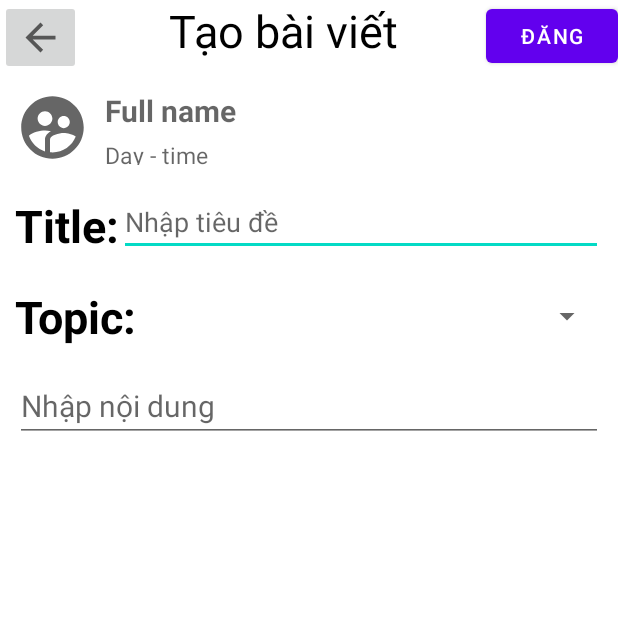
After one commit to MinhHoanggggg/NOFACE, an Android app: the CreatePost screen opened directly, with no data from a screen before it, on a phone screen of 412 x 824 dp, the top half of it. The commit adds this screen. Run offline under Robolectric (Android 15) with nearby library versions, the phone set to English and light mode, and no system bars.

Commit message:
Update tao bai viet

```diff
--- /dev/null
+++ b/app/src/main/java/com/example/noface/CreatePost.java
@@ -0,0 +1,14 @@
+package com.example.noface;
+
+import androidx.appcompat.app.AppCompatActivity;
+
+import android.os.Bundle;
+
+public class CreatePost extends AppCompatActivity {
+
+    @Override
+    protected void onCreate(Bundle savedInstanceState) {
+        super.onCreate(savedInstanceState);
+        setContentView(R.layout.activity_create_post);
+    }
+}
--- /dev/null
+++ b/app/src/main/res/drawable/ic_baseline_arrow_back_24.xml
@@ -0,0 +1,5 @@
+<vector android:autoMirrored="true" android:height="30dp"
+    android:tint="?attr/colorControlNormal" android:viewportHeight="24"
+    android:viewportWidth="24" android:width="30dp" xmlns:android="http://schemas.android.com/apk/res/android">
+    <path android:fillColor="@android:color/white" android:pathData="M20,11H7.83l5.59,-5.59L12,4l-8,8 8,8 1.41,-1.41L7.83,13H20v-2z"/>
+</vector>
--- /dev/null
+++ b/app/src/main/res/layout/activity_create_post.xml
@@ -0,0 +1,151 @@
+<?xml version="1.0" encoding="utf-8"?>
+<androidx.core.widget.NestedScrollView xmlns:android="http://schemas.android.com/apk/res/android"
+    xmlns:app="http://schemas.android.com/apk/res-auto"
+    xmlns:tools="http://schemas.android.com/tools"
+    android:layout_width="match_parent"
+    android:layout_height="match_parent"
+    tools:context=".CreatePost"
+    android:orientation="vertical">
+    <androidx.appcompat.widget.LinearLayoutCompat
+        android:layout_width="match_parent"
+        android:layout_height="match_parent"
+        android:orientation="vertical">
+        <androidx.constraintlayout.widget.ConstraintLayout
+            android:layout_width="match_parent"
+            android:layout_height="wrap_content"
+
+            >
+            <ImageButton
+                app:layout_constraintTop_toTopOf="parent"
+                app:layout_constraintLeft_toRightOf="@id/txt_title"
+                app:layout_constraintLeft_toLeftOf="parent"
+                android:layout_width="wrap_content"
+                android:layout_height="wrap_content"
+                android:src="@drawable/ic_baseline_arrow_back_24"
+                android:id="@+id/btnBack"
+                />
+            <TextView
+                app:layout_constraintHorizontal_chainStyle="spread"
+                app:layout_constraintBaseline_toTopOf="parent"
+                app:layout_constraintRight_toLeftOf="@id/btnCreate"
+                app:layout_constraintLeft_toRightOf="@+id/btnBack"
+
+                android:layout_width="wrap_content"
+                android:layout_height="match_parent"
+                android:text="Tạo bài viết"
+                android:textSize="30sp"
+                android:textColor="@color/black"
+                android:id="@+id/txt_title"
+                />
+            <Button
+
+                android:text="Đăng"
+                app:layout_constraintTop_toTopOf="parent"
+                android:layout_width="wrap_content"
+                android:layout_height="wrap_content"
+                android:id="@+id/btnCreate"
+
+                app:layout_constraintRight_toRightOf="parent"/>
+
+
+
+        </androidx.constraintlayout.widget.ConstraintLayout>
+        <LinearLayout
+            android:layout_width="match_parent"
+            android:layout_height="wrap_content"
+            android:orientation="horizontal"
+            android:padding="10dp">
+            <ImageView android:id="@+id/imgAvatar"
+                android:background="@drawable/ic_user"
+                android:layout_width="50dp"
+                android:layout_height="50dp"/>
+            <LinearLayout
+                android:layout_width="0dp"
+                android:layout_height="match_parent"
+                android:layout_weight="1"
+                android:orientation="vertical"
+                android:layout_marginLeft="10dp"
+                tools:ignore="RtlSymmetry">
+                <TextView
+                    android:id="@+id/tvName"
+                    android:layout_width="match_parent"
+                    android:layout_height="wrap_content"
+                    android:hint="Full name"
+                    android:textColor="@color/black"
+                    android:textSize="20sp"
+                    android:textStyle="bold" />
+                <TextView
+                    android:id="@+id/tvDate"
+                    android:layout_marginTop="5dp"
+                    android:layout_width="match_parent"
+                    android:layout_height="wrap_content"
+                    android:hint="Day - time"
+                    android:textColor="@color/black"
+                    android:textSize="15sp" />
+            </LinearLayout>
+        </LinearLayout>
+
+        <LinearLayout
+            android:layout_margin="10dp"
+            android:layout_width="match_parent"
+            android:layout_height="wrap_content"
+            android:orientation="horizontal">
+            <TextView
+
+                android:text="Title:"
+                android:textSize="30sp"
+                android:textStyle="bold"
+                android:textColor="@color/black"
+                android:layout_width="wrap_content"
+                android:layout_height="wrap_content"
+
+                />
+            <EditText
+                android:id="@+id/edtTitle"
+                android:layout_width="match_parent"
+                android:layout_height="match_parent"
+                android:hint="Nhập tiêu đề"/>
+        </LinearLayout>
+        <LinearLayout
+            android:layout_margin="10dp"
+            android:gravity="center"
+            android:layout_width="match_parent"
+            android:layout_height="wrap_content"
+            android:orientation="horizontal">
+            <TextView
+
+                android:text="Topic:"
+                android:textSize="30sp"
+                android:textStyle="bold"
+                android:textColor="@color/black"
+                android:layout_width="wrap_content"
+                android:layout_height="wrap_content"
+
+                />
+            <Spinner
+                android:spinnerMode="dialog"
+                android:layout_width="match_parent"
+                android:layout_height="match_parent"
+                android:id="@+id/spnTopic"
+
+                />
+        </LinearLayout>
+
+        <EditText
+            android:id="@+id/tvDetail"
+            android:textSize="20sp"
+            android:textColor="@color/black"
+            android:layout_width="match_parent"
+            android:layout_height="match_parent"
+            android:layout_marginLeft="10dp"
+            android:layout_marginRight="10dp"
+            android:layout_marginTop="5dp"
+            android:layout_marginBottom="5dp"
+            android:hint="Nhập nội dung"
+            android:inputType="textMultiLine"
+            android:gravity="top"/>
+
+    </androidx.appcompat.widget.LinearLayoutCompat>
+
+
+</androidx.core.widget.NestedScrollView>
--- a/app/src/main/res/layout/fragment_profile.xml
+++ b/app/src/main/res/layout/fragment_profile.xml
@@ -125,6 +125,7 @@
             android:layout_height="match_parent"/>
     </LinearLayout>
     <Button
+        android:layout_margin="20dp"
         android:layout_width="wrap_content"
         android:layout_height="wrap_content"
         android:text="Cập nhật "
```
Also changed, not shown: app/src/main/AndroidManifest.xml (+7 -4 lines), app/src/main/java/com/example/noface/MainActivity.java (+3 -34 lines), app/src/main/java/com/example/noface/fragment/HomeFragment.java (+12 -1 lines), app/src/main/java/com/example/noface/fragment/ProfileFragment.java (+1 -33 lines), app/src/main/java/com/example/noface/other/SetAvatar.java (added, +46 -0 lines), app/src/main/res/layout/fragment_home.xml (+13 -4 lines).
